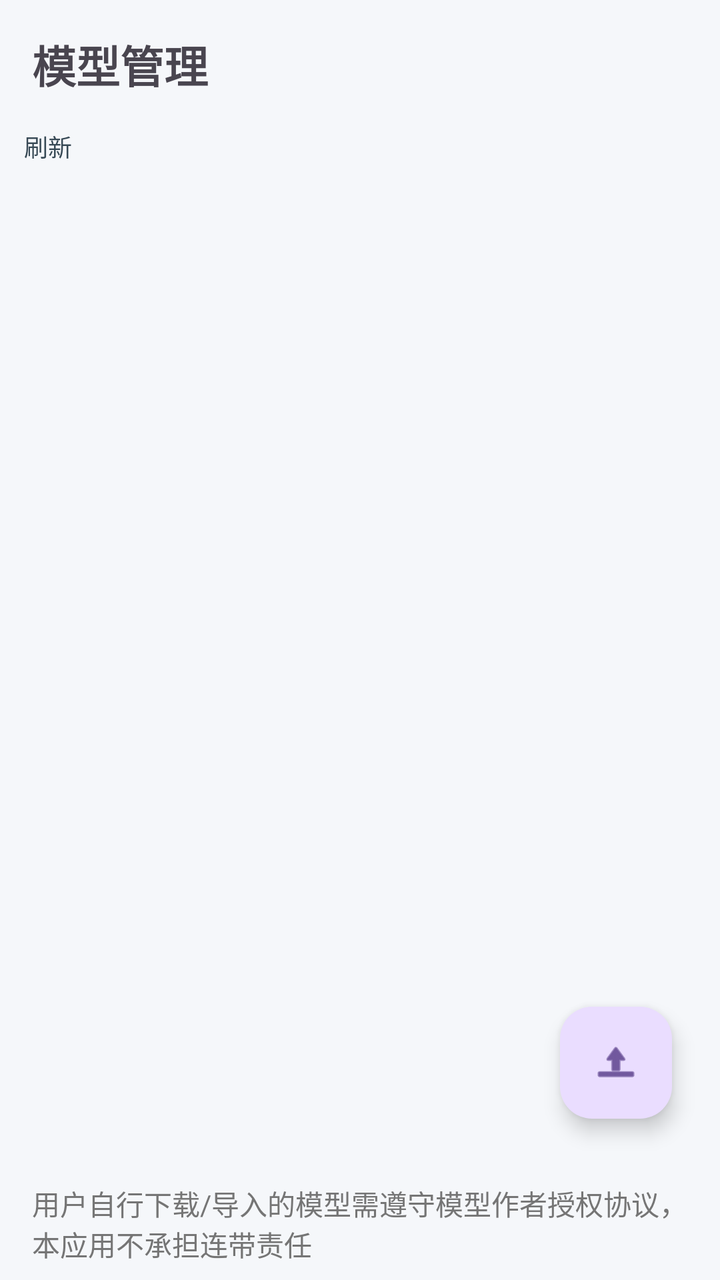
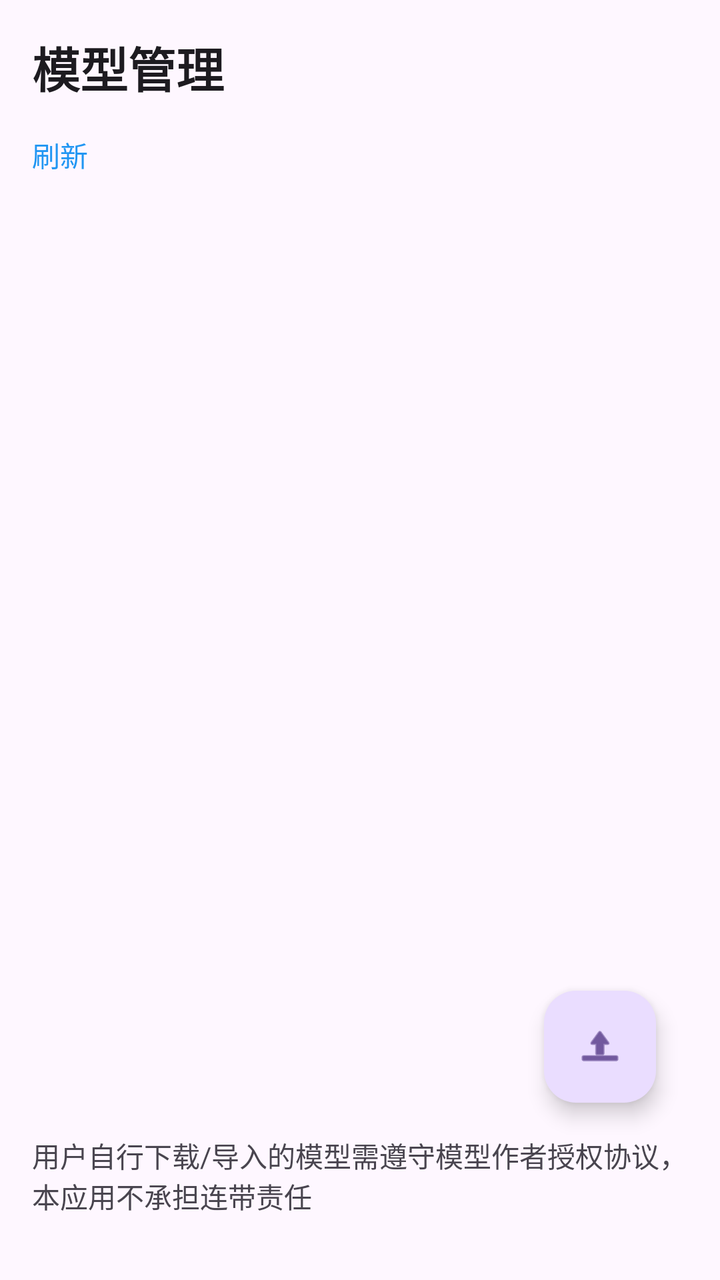

Before-and-after screenshots of an Android layout around one commit, followed by the original layout XML and the change that was made.
<!-- AndroidManifest.xml: application theme Theme.SherpaOnnxAndroid -->
<!-- res/layout/fragment_model.xml -->
<?xml version="1.0" encoding="utf-8"?>
<androidx.constraintlayout.widget.ConstraintLayout xmlns:android="http://schemas.android.com/apk/res/android"
    xmlns:app="http://schemas.android.com/apk/res-auto"
    android:layout_width="match_parent"
    android:layout_height="match_parent"
    android:background="#F5F7FA">

    <TextView
        android:id="@+id/title"
        android:layout_width="match_parent"
        android:layout_height="wrap_content"
        android:padding="16dp"
        android:text="@string/model_management"
        android:textSize="22sp"
        android:textStyle="bold"
        app:layout_constraintTop_toTopOf="parent" />

    
    <TextView
        android:id="@+id/tv_update"
        android:layout_width="match_parent"
        android:layout_height="wrap_content"
        android:text="@string/update"
        android:layout_marginStart="12dp"
        android:textColor="@color/material_dynamic_secondary30"
        android:textSize="12sp"
        app:layout_constraintTop_toBottomOf="@id/title" />

    <androidx.recyclerview.widget.RecyclerView
        android:id="@+id/recycler_models"
        android:layout_width="match_parent"
        android:layout_height="0dp"
        app:layout_constraintBottom_toBottomOf="parent"
        app:layout_constraintTop_toBottomOf="@id/tv_update" />

    <com.google.android.material.floatingactionbutton.FloatingActionButton
        android:id="@+id/fab_import"
        android:layout_width="wrap_content"
        android:layout_height="wrap_content"
        android:layout_margin="24dp"
        android:contentDescription="@string/import_local_model"
        android:src="@android:drawable/ic_menu_upload"
        app:layout_constraintBottom_toTopOf="@id/disclaimer"
        app:layout_constraintEnd_toEndOf="parent" />

    <TextView
        android:id="@+id/disclaimer"
        android:layout_width="match_parent"
        android:layout_height="wrap_content"
        android:paddingHorizontal="16dp"
        android:paddingVertical="8dp"
        android:text="@string/responsibility_reminder"
        android:textColor="#757575"
        android:textSize="14sp"
        app:layout_constraintBottom_toBottomOf="parent" />

</androidx.constraintlayout.widget.ConstraintLayout>
<!-- resources referenced by this layout -->
<resources>
  <string name="import_local_model">导入本地模型</string>
  <string name="model_management">模型管理</string>
  <string name="responsibility_reminder">用户自行下载/导入的模型需遵守模型作者授权协议，本应用不承担连带责任</string>
  <string name="update">刷新</string>
  <style name="Theme.SherpaOnnxAndroid" parent="Theme.Material3.Light.NoActionBar">
          <item name="colorPrimary">#2196F3</item>
          <item name="colorPrimaryDark">#1976D2</item>
          <item name="colorAccent">#FF4081</item>
          <item name="android:statusBarColor">@android:color/transparent</item>
          <item name="android:navigationBarColor">@android:color/transparent</item>
      </style>
</resources>

<!-- the commit's change to res/layout/fragment_model.xml (unified diff, before → after) -->
@@ -3,16 +3,17 @@
     xmlns:app="http://schemas.android.com/apk/res-auto"
     android:layout_width="match_parent"
     android:layout_height="match_parent"
-    android:background="#F5F7FA">
+    android:background="?android:attr/colorBackground"
+    android:padding="16dp">
 
     <TextView
         android:id="@+id/title"
         android:layout_width="match_parent"
         android:layout_height="wrap_content"
-        android:padding="16dp"
         android:text="@string/model_management"
-        android:textSize="22sp"
+        android:textSize="24sp"
         android:textStyle="bold"
+        android:textColor="?android:attr/textColorPrimary"
         app:layout_constraintTop_toTopOf="parent" />
 
     
@@ -21,23 +22,25 @@
         android:layout_width="match_parent"
         android:layout_height="wrap_content"
         android:text="@string/update"
-        android:layout_marginStart="12dp"
-        android:textColor="@color/material_dynamic_secondary30"
-        android:textSize="12sp"
+        android:textColor="?attr/colorPrimary"
+        android:layout_marginTop="16dp"
+        android:layout_marginBottom="8dp"
+        android:textSize="14sp"
         app:layout_constraintTop_toBottomOf="@id/title" />
 
     <androidx.recyclerview.widget.RecyclerView
         android:id="@+id/recycler_models"
         android:layout_width="match_parent"
         android:layout_height="0dp"
-        app:layout_constraintBottom_toBottomOf="parent"
+        android:layout_marginTop="8dp"
+        app:layout_constraintBottom_toTopOf="@id/disclaimer"
         app:layout_constraintTop_toBottomOf="@id/tv_update" />
 
     <com.google.android.material.floatingactionbutton.FloatingActionButton
         android:id="@+id/fab_import"
         android:layout_width="wrap_content"
         android:layout_height="wrap_content"
-        android:layout_margin="24dp"
+        android:layout_margin="16dp"
         android:contentDescription="@string/import_local_model"
         android:src="@android:drawable/ic_menu_upload"
         app:layout_constraintBottom_toTopOf="@id/disclaimer"
@@ -47,11 +50,10 @@
         android:id="@+id/disclaimer"
         android:layout_width="match_parent"
         android:layout_height="wrap_content"
-        android:paddingHorizontal="16dp"
-        android:paddingVertical="8dp"
         android:text="@string/responsibility_reminder"
-        android:textColor="#757575"
+        android:textColor="?android:attr/textColorSecondary"
         android:textSize="14sp"
+        android:layout_marginVertical="16dp"
         app:layout_constraintBottom_toBottomOf="parent" />
 
 </androidx.constraintlayout.widget.ConstraintLayout>
